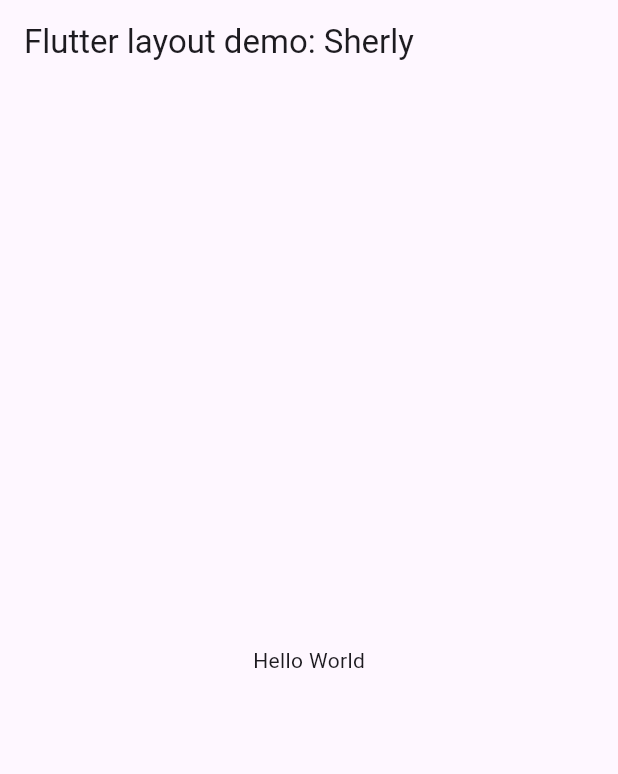
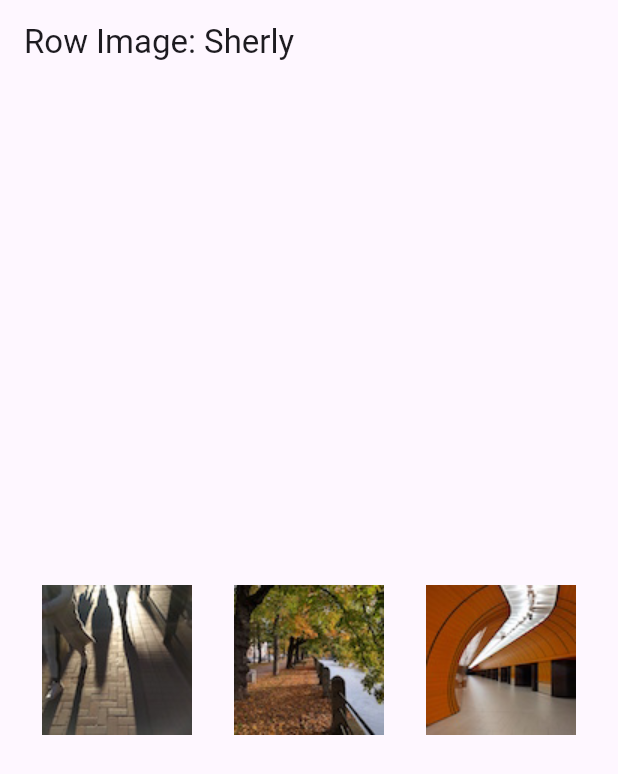
Before and after one commit to sherlyazkiah/basic_layout_flutter, a Flutter app: the screen it shows after launch, on a phone screen of 412 x 824 dp. Shown: the top 774 px of the screen. Run offline on Flutter 3.47's test engine with Material 3 defaults, Android fonts, the phone set to English and light mode, and no system bars.

Commit message:
row image

```diff
--- a/lib/main.dart
+++ b/lib/main.dart
@@ -9,18 +9,29 @@ class MyApp extends StatelessWidget {
 
   @override
   Widget build(BuildContext context) {
-    const String appTitle = 'Flutter layout demo: Sherly';
+    const String appTitle = 'Row Image: Sherly';
     return MaterialApp(
       title: appTitle,
       home: Scaffold(
         appBar: AppBar(title: const Text(appTitle)),
-        body: const Center(
-          child: Text('Hello World'),
+        body: Center(
+          child: buildRow(),
         ),
       ),
     );
   }
 }
+
+Widget buildRow() =>
+      // #docregion row
+      Row(
+        mainAxisAlignment: MainAxisAlignment.spaceEvenly,
+        children: [
+          Image.asset('images/pic1.jpg'),
+          Image.asset('images/pic2.jpg'),
+          Image.asset('images/pic3.jpg'),
+        ],
+      );
 
 class MyHomePage extends StatefulWidget {
   const MyHomePage({super.key, required this.title});
```
Also changed, not shown: pubspec.yaml (+4 -3 lines), images/pic1.jpg (added), images/pic2.jpg (added), images/pic3.jpg (added), img/row.png (added).
